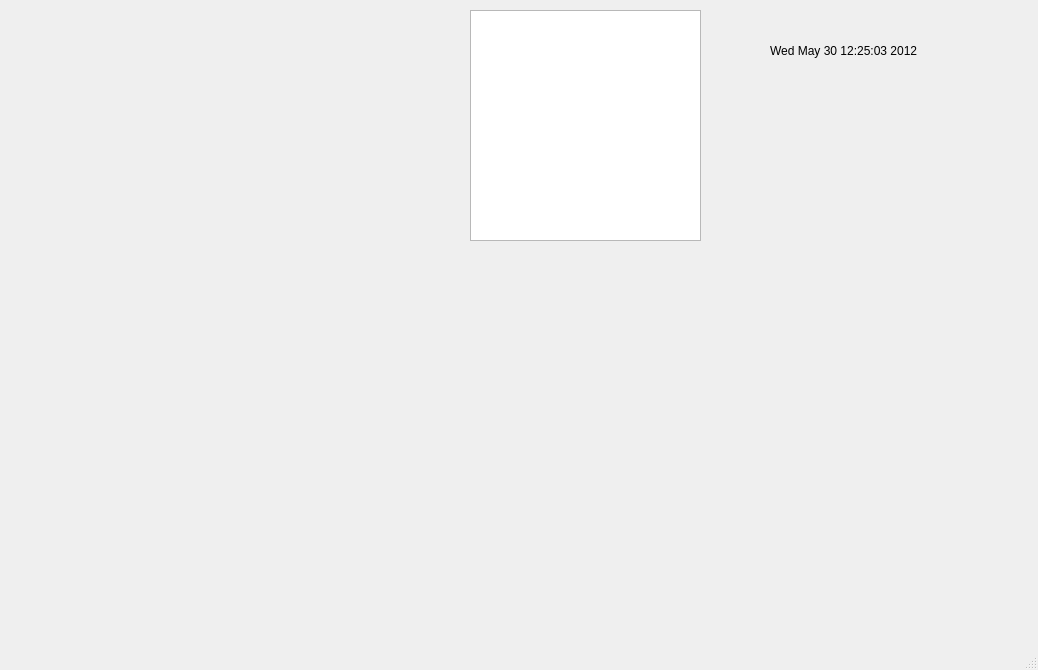
Old version of the form hull_plotter/hull_plotter/hullplotter.ui in the repository Manik7/boat-hull-optimizer.
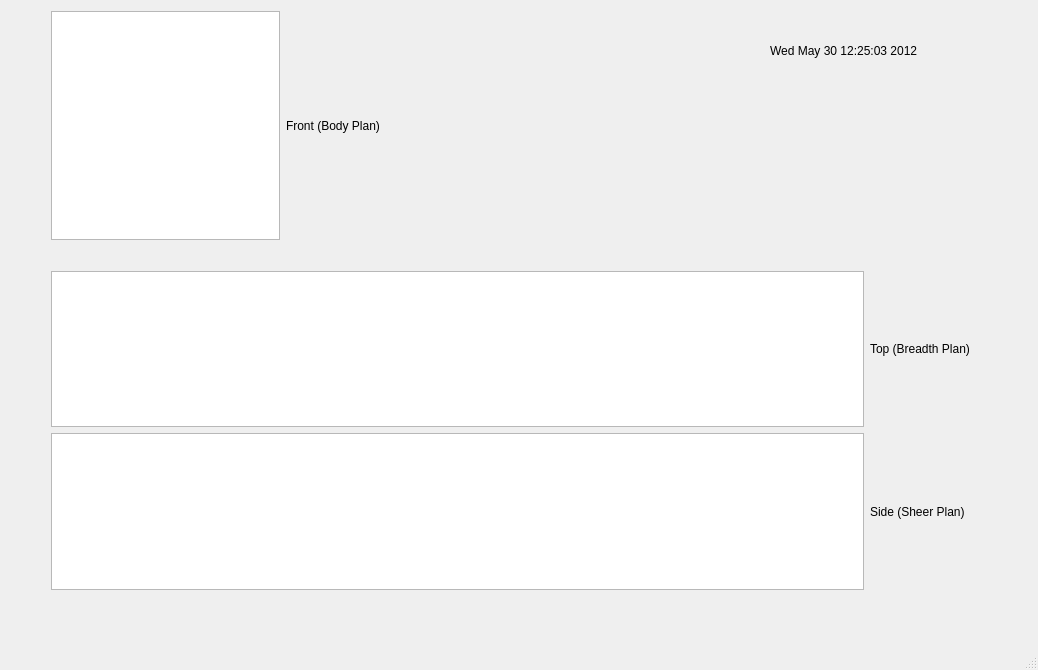
New version of the form.

Commit message: made gui changes, but it's buggy now

Diff of the .ui file:
```diff
--- a/hull_plotter/hull_plotter/hullplotter.ui
+++ b/hull_plotter/hull_plotter/hullplotter.ui
@@ -27,15 +27,59 @@
      <string>Wed May 30 12:25:03 2012</string>
     </property>
    </widget>
-   <widget class="QGraphicsView" name="graphicsView">
+   <widget class="QWidget" name="layoutWidget">
     <property name="geometry">
      <rect>
-      <x>470</x>
-      <y>10</y>
-      <width>231</width>
-      <height>231</height>
+      <x>40</x>
+      <y>0</y>
+      <width>351</width>
+      <height>251</height>
      </rect>
     </property>
+    <layout class="QHBoxLayout" name="horizontalLayout_3">
+     <item>
+      <widget class="QGraphicsView" name="body_GraphicsView"/>
+     </item>
+     <item>
+      <widget class="QLabel" name="label_3">
+       <property name="text">
+        <string>Front (Body Plan)</string>
+       </property>
+      </widget>
+     </item>
+    </layout>
+   </widget>
+   <widget class="QWidget" name="">
+    <property name="geometry">
+     <rect>
+      <x>40</x>
+      <y>260</y>
+      <width>941</width>
+      <height>341</height>
+     </rect>
+    </property>
+    <layout class="QGridLayout" name="gridLayout_2">
+     <item row="0" column="0">
+      <widget class="QGraphicsView" name="breadth_GraphicsView"/>
+     </item>
+     <item row="0" column="1">
+      <widget class="QLabel" name="label">
+       <property name="text">
+        <string>Top (Breadth Plan)</string>
+       </property>
+      </widget>
+     </item>
+     <item row="1" column="0">
+      <widget class="QGraphicsView" name="sheer_GraphicsView"/>
+     </item>
+     <item row="1" column="1">
+      <widget class="QLabel" name="label_2">
+       <property name="text">
+        <string>Side (Sheer Plan)</string>
+       </property>
+      </widget>
+     </item>
+    </layout>
    </widget>
   </widget>
   <widget class="QStatusBar" name="statusBar"/>
```
The commit also changes 3 other files.
